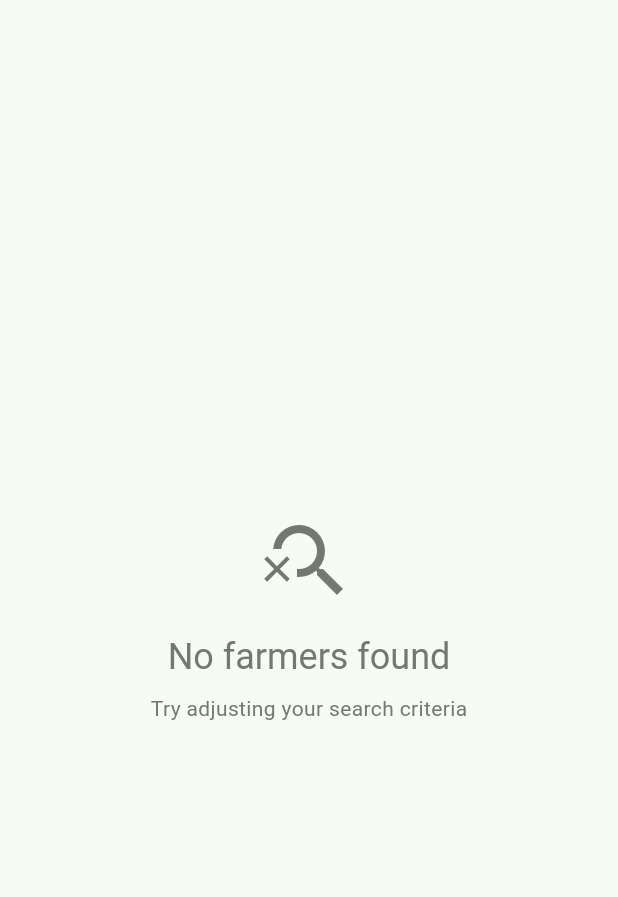
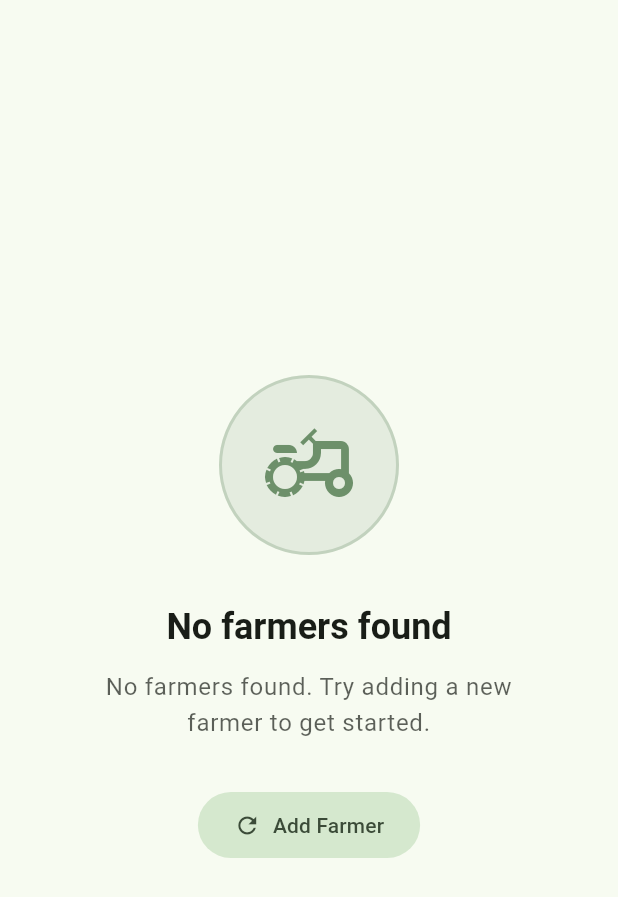
Before and after one commit to johnomeyo/coffee_app, a Flutter app: the EmptyState widget shown alone on an empty page, opened directly, on a phone screen of 412 x 824 dp. Shown: the top 897 px of the screen. Run offline on Flutter 3.47's test engine with Material 3 defaults, Android fonts, the phone set to English and light mode, and no system bars.

Commit message:
Refactor FarmersHomePage and EmptyState widget for improved structure and animations

```diff
--- a/lib/homepage/home_page.dart
+++ b/lib/homepage/home_page.dart
@@ -7,7 +7,6 @@ import 'package:coffee_app/homepage/widgets/search_bar.dart';
 import 'package:coffee_app/models/data_models.dart' show Farmer;
 import 'package:flutter/material.dart';
 
-// Homepage Widget
 class FarmersHomePage extends StatefulWidget {
   const FarmersHomePage({super.key});
 
--- a/lib/homepage/widgets/empty_state.dart
+++ b/lib/homepage/widgets/empty_state.dart
@@ -1,36 +1,171 @@
-// Empty State Widget
 import 'package:flutter/material.dart';
 
-class EmptyState extends StatelessWidget {
+class EmptyState extends StatefulWidget {
   const EmptyState({super.key});
 
   @override
+  State<EmptyState> createState() => _EmptyStateState();
+}
+
+class _EmptyStateState extends State<EmptyState>
+    with SingleTickerProviderStateMixin {
+  late AnimationController _animationController;
+  late Animation<double> _fadeAnimation;
+  late Animation<double> _scaleAnimation;
+  late Animation<Offset> _slideAnimation;
+
+  @override
+  void initState() {
+    super.initState();
+    _animationController = AnimationController(
+      duration: const Duration(milliseconds: 800),
+      vsync: this,
+    );
+
+    _fadeAnimation = Tween<double>(begin: 0.0, end: 1.0).animate(
+      CurvedAnimation(
+        parent: _animationController,
+        curve: const Interval(0.0, 0.6, curve: Curves.easeOut),
+      ),
+    );
+
+    _scaleAnimation = Tween<double>(begin: 0.8, end: 1.0).animate(
+      CurvedAnimation(
+        parent: _animationController,
+        curve: const Interval(0.2, 0.8, curve: Curves.elasticOut),
+      ),
+    );
+
+    _slideAnimation = Tween<Offset>(
+      begin: const Offset(0, 0.3),
+      end: Offset.zero,
+    ).animate(
+      CurvedAnimation(
+        parent: _animationController,
+        curve: const Interval(0.4, 1.0, curve: Curves.easeOut),
+      ),
+    );
+
+    _animationController.forward();
+  }
+
+  @override
+  void dispose() {
+    _animationController.dispose();
+    super.dispose();
+  }
+
+  @override
   Widget build(BuildContext context) {
+    final theme = Theme.of(context);
+    final colorScheme = theme.colorScheme;
+
     return Center(
+      child: Padding(
+        padding: const EdgeInsets.all(32.0),
+        child: AnimatedBuilder(
+          animation: _animationController,
+          builder: (context, child) {
+            return FadeTransition(
+              opacity: _fadeAnimation,
               child: Column(
                 mainAxisAlignment: MainAxisAlignment.center,
                 children: [
-          Icon(
-            Icons.search_off,
+                  // Animated icon with background circle
+                  ScaleTransition(
+                    scale: _scaleAnimation,
+                    child: Container(
+                      width: 120,
+                      height: 120,
+                      decoration: BoxDecoration(
+                        shape: BoxShape.circle,
+                        color: colorScheme.primary.withValues(alpha: 0.1),
+                        border: Border.all(
+                          color: colorScheme.primary.withValues(alpha: 0.2),
+                          width: 2,
+                        ),
+                      ),
+                      child: Icon(
+                        Icons.agriculture_outlined,
                         size: 64,
-            color: Theme.of(context).colorScheme.outline,
+                        color: colorScheme.primary.withValues(alpha: 0.7),
                       ),
-          const SizedBox(height: 16),
+                    ),
+                  ),
+
+                  const SizedBox(height: 32),
+
+                  // Main message with slide animation
+                  SlideTransition(
+                    position: _slideAnimation,
+                    child: Column(
+                      children: [
                         Text(
                           'No farmers found',
-            style: Theme.of(context).textTheme.headlineSmall?.copyWith(
-              color: Theme.of(context).colorScheme.outline,
+                          style: theme.textTheme.headlineSmall?.copyWith(
+                            color: colorScheme.onSurface,
+                            fontWeight: FontWeight.w600,
+                          ),
+                          textAlign: TextAlign.center,
+                        ),
+
+                        const SizedBox(height: 12),
+
+                        Container(
+                          constraints: const BoxConstraints(maxWidth: 280),
+                          child: Text(
+                            'No farmers found. Try adding a new farmer to get started.',
+                            style: theme.textTheme.bodyLarge?.copyWith(
+                              color: colorScheme.onSurface.withValues(
+                                alpha: 0.7,
+                              ),
+                              height: 1.5,
+                            ),
+                            textAlign: TextAlign.center,
                           ),
                         ),
-          const SizedBox(height: 8),
-          Text(
-            'Try adjusting your search criteria',
-            style: Theme.of(context).textTheme.bodyMedium?.copyWith(
-              color: Theme.of(context).colorScheme.outline,
+
+                        const SizedBox(height: 32),
+
+                        // Action buttons
+                        Wrap(
+                          spacing: 12,
+                          runSpacing: 12,
+                          children: [
+
+
+                            FilledButton.tonal(
+                              onPressed: () {
+                                // Refresh action
+                                _animationController.reset();
+                                _animationController.forward();
+                              },
+                              style: FilledButton.styleFrom(
+                                padding: const EdgeInsets.symmetric(
+                                  horizontal: 24,
+                                  vertical: 12,
+                                ),
+                              ),
+                              child: Row(
+                                mainAxisSize: MainAxisSize.min,
+                                children: [
+                                  Icon(Icons.refresh, size: 18),
+                                  const SizedBox(width: 8),
+                                  Text('Add Farmer'),
+                                ],
+                              ),
+                            ),
+                          ],
+                        ),
+                      ],
                     ),
                   ),
                 ],
               ),
             );
+          },
+        ),
+      ),
+    );
   }
 }
--- a/lib/homepage/widgets/farmer_info.dart
+++ b/lib/homepage/widgets/farmer_info.dart
@@ -12,6 +12,7 @@ class FarmerInfo extends StatelessWidget {
   @override
   Widget build(BuildContext context) {
     return Row(
+      mainAxisAlignment: MainAxisAlignment.spaceBetween,
       children: [
         InfoChip(icon: Icons.location_on, label: farmer.village),
         const SizedBox(width: 8),
```
Lines whose indentation alone changed are shown as unchanged.
